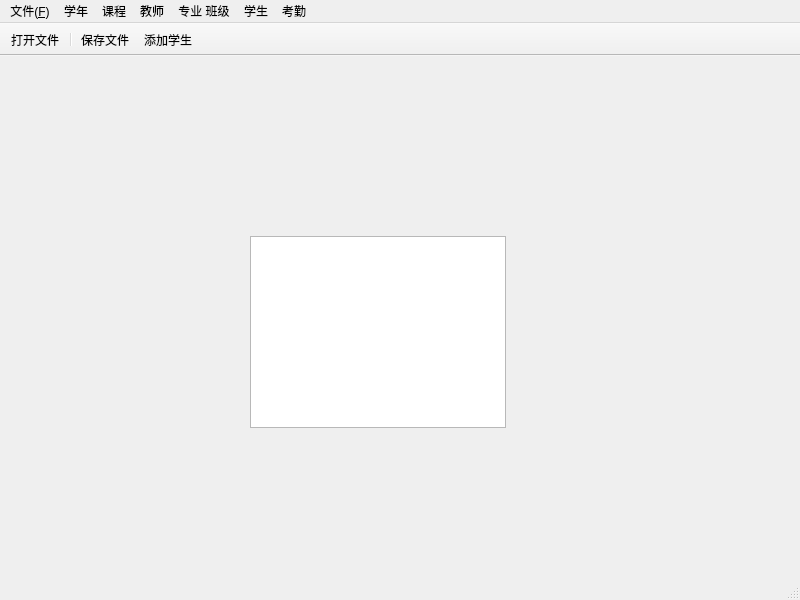
First picture: the form in mainwindow.ui, repository GanYv123/DataProcessing, before the edit.
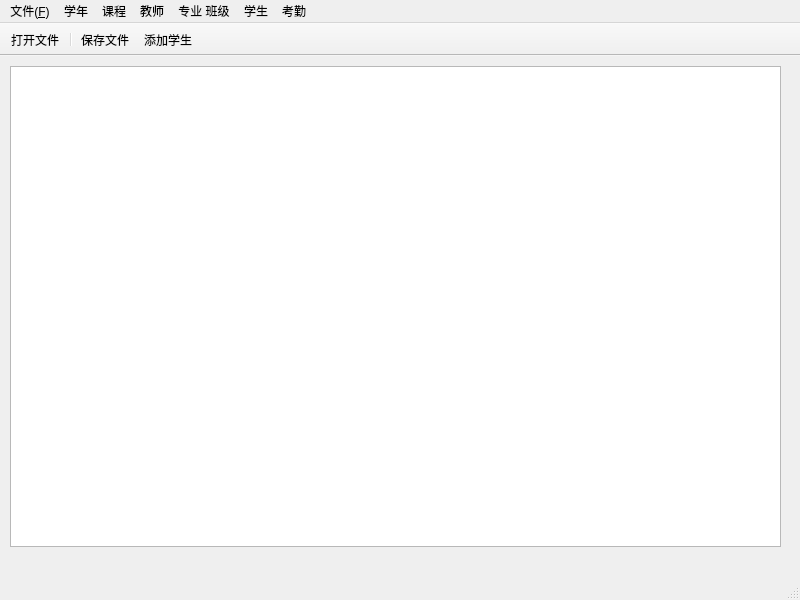
Second picture: the form after the edit. Icons and pictures are not drawn.

The edit to the form file:
```diff
--- a/mainwindow.ui
+++ b/mainwindow.ui
@@ -17,10 +17,10 @@
    <widget class="QTableView" name="tableView">
     <property name="geometry">
      <rect>
-      <x>250</x>
-      <y>180</y>
-      <width>256</width>
-      <height>192</height>
+      <x>10</x>
+      <y>10</y>
+      <width>771</width>
+      <height>481</height>
      </rect>
     </property>
    </widget>
```
Left out of the diff: 13 changed lines with no effect on the pictures.
